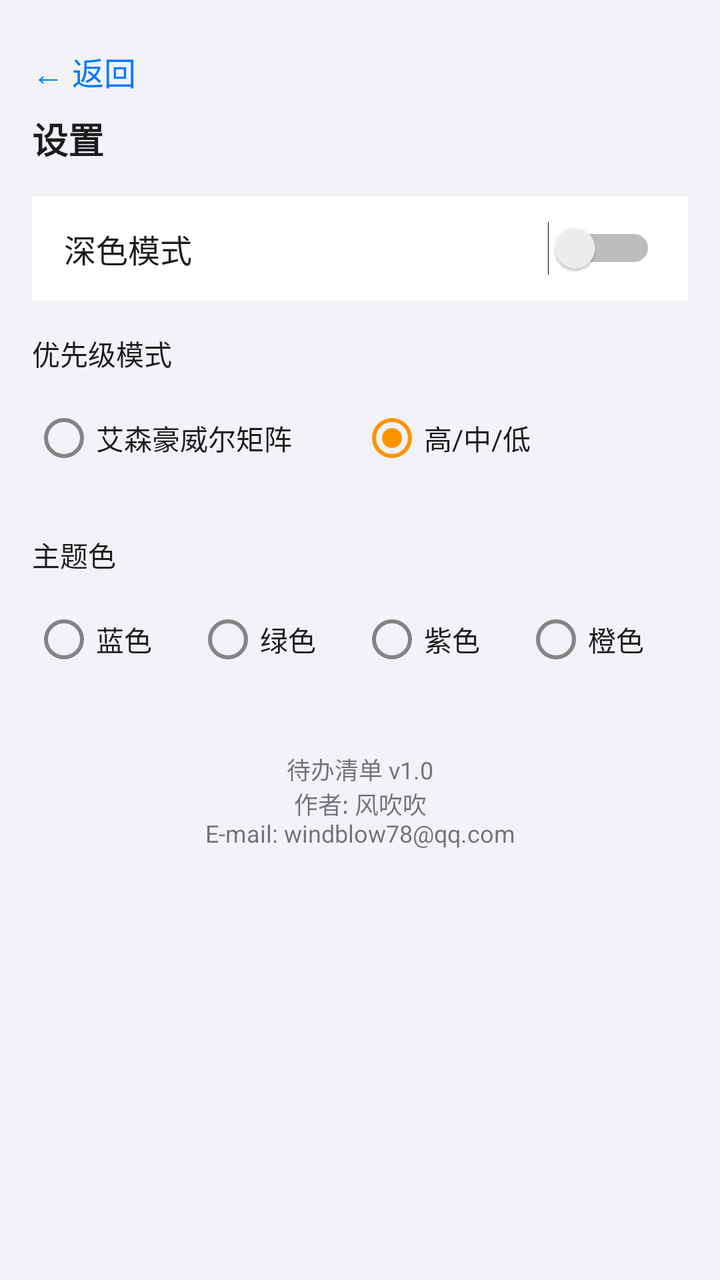
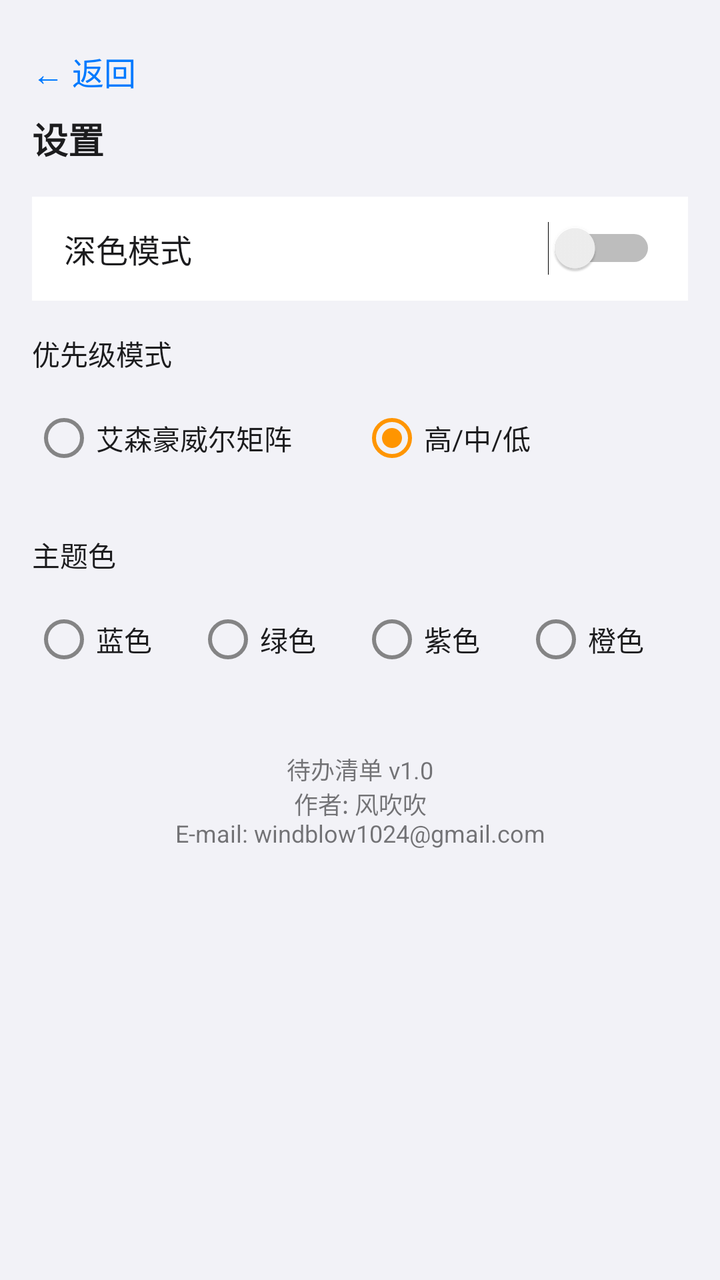

Before-and-after screenshots of an Android layout around one commit, followed by the original layout XML and the change that was made.
<!-- AndroidManifest.xml: application theme Theme.TodoApp -->
<!-- res/layout/activity_settings.xml -->
<?xml version="1.0" encoding="utf-8"?>
<LinearLayout xmlns:android="http://schemas.android.com/apk/res/android"
    android:layout_width="match_parent" android:layout_height="match_parent"
    android:background="?attr/colorBackground"
    android:orientation="vertical" android:padding="16dp">

    <TextView android:id="@+id/backButton"
        android:layout_width="wrap_content" android:layout_height="40dp"
        android:gravity="center_vertical"
        android:text="← 返回" android:textColor="@color/colorPrimary"
        android:textSize="16sp" />

    <TextView android:layout_width="wrap_content" android:layout_height="wrap_content"
        android:text="设置" android:textColor="?attr/colorOnSurface"
        android:textSize="18sp" android:textStyle="bold" />

    
    <LinearLayout
        android:layout_width="match_parent" android:layout_height="52dp"
        android:layout_marginTop="16dp"
        android:gravity="center_vertical" android:orientation="horizontal"
        android:background="?attr/colorSurface"
        android:paddingHorizontal="16dp">
        <TextView android:layout_width="0dp" android:layout_height="wrap_content"
            android:layout_weight="1" android:text="深色模式"
            android:textColor="?attr/colorOnSurface" android:textSize="16sp" />
        <Switch android:id="@+id/darkModeSwitch"
            android:layout_width="wrap_content" android:layout_height="wrap_content" />
    </LinearLayout>

    
    <TextView android:layout_width="wrap_content" android:layout_height="wrap_content"
        android:layout_marginTop="16dp" android:text="优先级模式"
        android:textColor="?attr/colorOnSurface" android:textSize="14sp" />

    <RadioGroup android:id="@+id/priorityModeGroup"
        android:layout_width="match_parent" android:layout_height="wrap_content"
        android:layout_marginTop="8dp" android:orientation="horizontal">
        <RadioButton android:id="@+id/radioPriorityEisenhower" android:layout_width="0dp"
            android:layout_height="wrap_content" android:layout_weight="1"
            android:text="艾森豪威尔矩阵" android:textColor="?attr/colorOnSurface" />
        <RadioButton android:id="@+id/radioPrioritySimple" android:layout_width="0dp"
            android:layout_height="wrap_content" android:layout_weight="1"
            android:text="高/中/低" android:textColor="?attr/colorOnSurface" android:checked="true" />
    </RadioGroup>

    
    <TextView android:layout_width="wrap_content" android:layout_height="wrap_content"
        android:layout_marginTop="24dp" android:text="主题色"
        android:textColor="?attr/colorOnSurface" android:textSize="14sp" />

    <RadioGroup android:id="@+id/themeGroup"
        android:layout_width="match_parent" android:layout_height="wrap_content"
        android:layout_marginTop="8dp" android:orientation="horizontal">
        <RadioButton android:id="@+id/radioBlue" android:layout_width="0dp"
            android:layout_height="wrap_content" android:layout_weight="1"
            android:text="蓝色" android:textColor="?attr/colorOnSurface" />
        <RadioButton android:id="@+id/radioGreen" android:layout_width="0dp"
            android:layout_height="wrap_content" android:layout_weight="1"
            android:text="绿色" android:textColor="?attr/colorOnSurface" />
        <RadioButton android:id="@+id/radioPurple" android:layout_width="0dp"
            android:layout_height="wrap_content" android:layout_weight="1"
            android:text="紫色" android:textColor="?attr/colorOnSurface" />
        <RadioButton android:id="@+id/radioOrange" android:layout_width="0dp"
            android:layout_height="wrap_content" android:layout_weight="1"
            android:text="橙色" android:textColor="?attr/colorOnSurface" />
    </RadioGroup>

    
    <TextView android:layout_width="match_parent" android:layout_height="wrap_content"
        android:layout_marginTop="32dp" android:gravity="center"
        android:text="待办清单 v1.0&#10;作者: 风吹吹&#10;E-mail: windblow78@qq.com"
        android:textColor="?attr/colorOnSurface"
        android:textSize="12sp"
        android:alpha="0.6" />

</LinearLayout>
<!-- resources referenced by this layout -->
<resources>
  <color name="colorPrimary">#007AFF</color>
  <style name="Theme.TodoApp" parent="Theme.MaterialComponents.Light.NoActionBar">
          <item name="colorPrimary">@color/colorPrimary</item>
          <item name="colorPrimaryVariant">@color/colorPrimaryDark</item>
          <item name="colorOnPrimary">@android:color/white</item>
          <item name="colorSecondary">@color/colorAccent</item>
          <item name="colorBackground">#F2F2F7</item>
          <item name="colorSurface">@android:color/white</item>
          <item name="colorOnSurface">#1C1C1E</item>
          <item name="android:statusBarColor">@android:color/white</item>
          <item name="android:navigationBarColor">@android:color/white</item>
          <item name="android:windowLightStatusBar">true</item>
      </style>
  <color name="colorPrimaryDark">#0066D6</color>
  <color name="colorAccent">#FF9500</color>
</resources>

<!-- the commit's change to res/layout/activity_settings.xml (unified diff, before → after) -->
@@ -69,7 +69,7 @@
     
     <TextView android:layout_width="match_parent" android:layout_height="wrap_content"
         android:layout_marginTop="32dp" android:gravity="center"
-        android:text="待办清单 v1.0&#10;作者: 风吹吹&#10;E-mail: windblow78@qq.com"
+        android:text="待办清单 v1.0&#10;作者: 风吹吹&#10;E-mail: windblow1024@gmail.com"
         android:textColor="?attr/colorOnSurface"
         android:textSize="12sp"
         android:alpha="0.6" />
